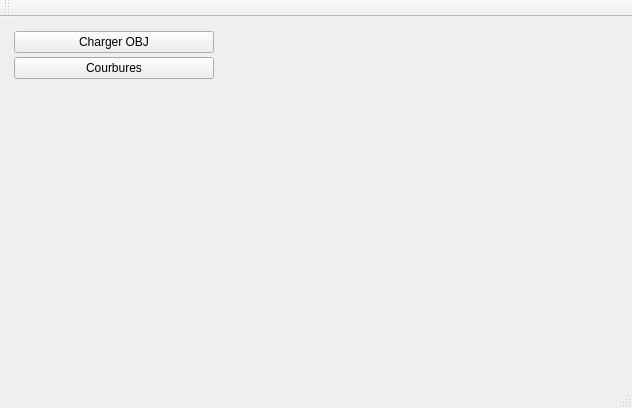
BBprog/ProjetModeleGeo, file starterLight/mainwindow.ui: the form before one commit.
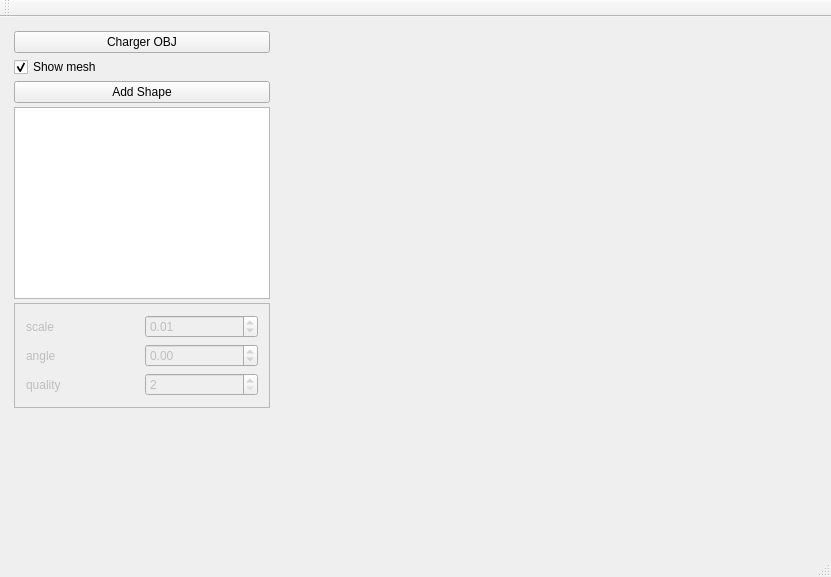
The form after the commit. Custom widgets are drawn as their Qt base class.

```diff
--- a/starterLight/mainwindow.ui
+++ b/starterLight/mainwindow.ui
@@ -6,8 +6,8 @@
    <rect>
     <x>0</x>
     <y>0</y>
-    <width>632</width>
-    <height>408</height>
+    <width>831</width>
+    <height>577</height>
    </rect>
   </property>
   <property name="windowTitle">
@@ -59,10 +59,101 @@
         </widget>
        </item>
        <item>
-        <widget class="QPushButton" name="pushButton_courbures">
+        <widget class="QCheckBox" name="checkBox_showMesh">
          <property name="text">
-          <string>Courbures</string>
+          <string>Show mesh</string>
          </property>
+         <property name="checked">
+          <bool>true</bool>
+         </property>
+        </widget>
+       </item>
+       <item>
+        <widget class="QPushButton" name="pushButton_addShape">
+         <property name="text">
+          <string>Add Shape</string>
+         </property>
+        </widget>
+       </item>
+       <item>
+        <widget class="QListWidget" name="listWidget_shapes"/>
+       </item>
+       <item>
+        <widget class="QFrame" name="tools">
+         <property name="enabled">
+          <bool>false</bool>
+         </property>
+         <property name="frameShape">
+          <enum>QFrame::StyledPanel</enum>
+         </property>
+         <property name="frameShadow">
+          <enum>QFrame::Raised</enum>
+         </property>
+         <layout class="QGridLayout" name="gridLayout">
+          <item row="0" column="1">
+           <widget class="QDoubleSpinBox" name="spinBox_scale">
+            <property name="decimals">
+             <number>2</number>
+            </property>
+            <property name="maximum">
+             <double>10.000000000000000</double>
+            </property>
+            <property name="singleStep">
+             <double>0.010000000000000</double>
+            </property>
+            <property name="value">
+             <double>0.010000000000000</double>
+            </property>
+           </widget>
+          </item>
+          <item row="1" column="0">
+           <widget class="QLabel" name="label_2">
+            <property name="text">
+             <string>angle</string>
+            </property>
+           </widget>
+          </item>
+          <item row="0" column="0">
+           <widget class="QLabel" name="label">
+            <property name="text">
+             <string>scale</string>
+            </property>
+           </widget>
+          </item>
+          <item row="1" column="1">
+           <widget class="QDoubleSpinBox" name="spinBox_angle">
+            <property name="decimals">
+             <number>2</number>
+            </property>
+            <property name="minimum">
+             <double>-180.000000000000000</double>
+            </property>
+            <property name="maximum">
+             <double>180.000000000000000</double>
+            </property>
+            <property name="singleStep">
+             <double>1.000000000000000</double>
+            </property>
+           </widget>
+          </item>
+          <item row="2" column="0">
+           <widget class="QLabel" name="label_3">
+            <property name="text">
+             <string>quality</string>
+            </property>
+           </widget>
+          </item>
+          <item row="2" column="1">
+           <widget class="QSpinBox" name="spinBox_quality">
+            <property name="minimum">
+             <number>2</number>
+            </property>
+            <property name="maximum">
+             <number>200</number>
+            </property>
+           </widget>
+          </item>
+         </layout>
         </widget>
        </item>
        <item>
```
Left out of the diff: 2 changed lines with no effect on the pictures.
